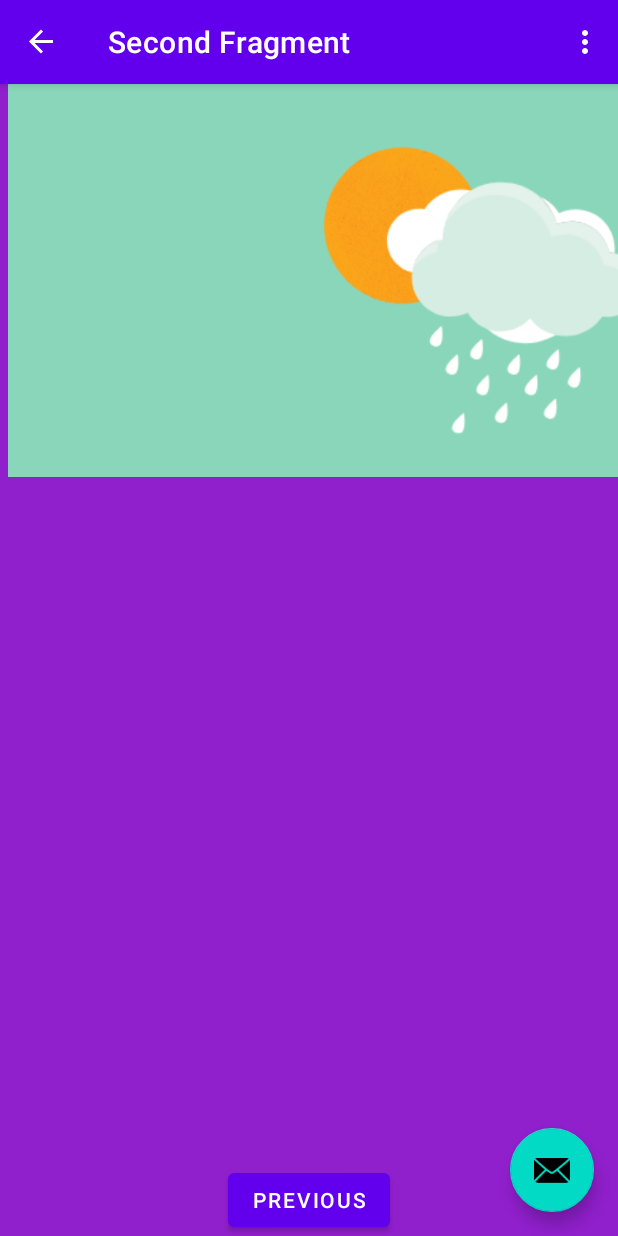
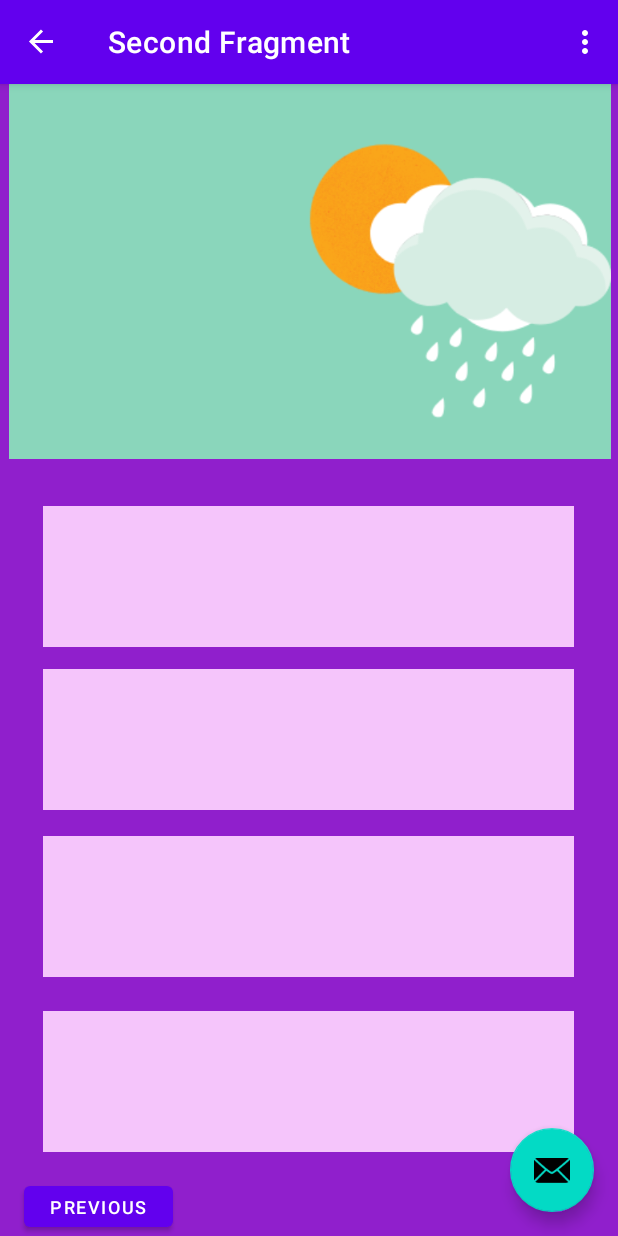
Before and after one commit to Selena-L/WearIt, an Android app: the SecondFragment screen opened through its navigation route, on a phone screen of 412 x 824 dp. Run offline under Robolectric (Android 15) with nearby library versions, the phone set to English and light mode, and no system bars; our stand-ins replace navigation-ui.

Commit message:
Added boxes for clothing suggestion on page 2

```diff
--- a/app/src/main/res/layout/fragment_second.xml
+++ b/app/src/main/res/layout/fragment_second.xml
@@ -9,22 +9,68 @@
 
     <Button
         android:id="@+id/button_second"
-        android:layout_width="wrap_content"
-        android:layout_height="wrap_content"
+        android:layout_width="99dp"
+        android:layout_height="39dp"
         android:text="@string/previous"
+        android:textSize="12sp"
         app:layout_constraintBottom_toBottomOf="parent"
         app:layout_constraintEnd_toEndOf="parent"
+        app:layout_constraintHorizontal_bias="0.052"
+        app:layout_constraintStart_toStartOf="parent" />
+
+    <View
+        android:id="@+id/view_hat"
+        android:layout_width="354dp"
+        android:layout_height="94dp"
+        android:background="#F5C5FB"
+        app:layout_constraintBottom_toBottomOf="parent"
+        app:layout_constraintEnd_toEndOf="parent"
+        app:layout_constraintHorizontal_bias="0.491"
+        app:layout_constraintStart_toStartOf="parent"
+        app:layout_constraintTop_toTopOf="parent"
+        app:layout_constraintVertical_bias="0.417" />
+
+    <View
+        android:id="@+id/view_top"
+        android:layout_width="354dp"
+        android:layout_height="94dp"
+        android:background="#F5C5FB"
+        app:layout_constraintBottom_toBottomOf="parent"
+        app:layout_constraintEnd_toEndOf="parent"
+        app:layout_constraintHorizontal_bias="0.491"
+        app:layout_constraintStart_toStartOf="parent"
+        app:layout_constraintTop_toTopOf="parent"
+        app:layout_constraintVertical_bias="0.579" />
+
+    <View
+        android:id="@+id/view_bottom"
+        android:layout_width="354dp"
+        android:layout_height="94dp"
+        android:layout_marginBottom="56dp"
+        android:background="#F5C5FB"
+        app:layout_constraintBottom_toBottomOf="parent"
+        app:layout_constraintEnd_toEndOf="parent"
+        app:layout_constraintHorizontal_bias="0.491"
         app:layout_constraintStart_toStartOf="parent" />
 
     <ImageView
         android:id="@+id/imageView"
-        android:layout_width="449dp"
-        android:layout_height="262dp"
+        android:layout_width="465dp"
+        android:layout_height="250dp"
         android:src="@drawable/weather"
+        app:layout_constraintEnd_toEndOf="parent"
+        app:layout_constraintStart_toStartOf="parent"
+        app:layout_constraintTop_toTopOf="parent" />
+
+    <View
+        android:id="@+id/view_shoes"
+        android:layout_width="354dp"
+        android:layout_height="94dp"
+        android:background="#F5C5FB"
         app:layout_constraintBottom_toBottomOf="parent"
         app:layout_constraintEnd_toEndOf="parent"
-        app:layout_constraintHorizontal_bias="0.263"
+        app:layout_constraintHorizontal_bias="0.491"
         app:layout_constraintStart_toStartOf="parent"
         app:layout_constraintTop_toTopOf="parent"
-        app:layout_constraintVertical_bias="0.0" />
+        app:layout_constraintVertical_bias="0.744" />
 </androidx.constraintlayout.widget.ConstraintLayout>
```
